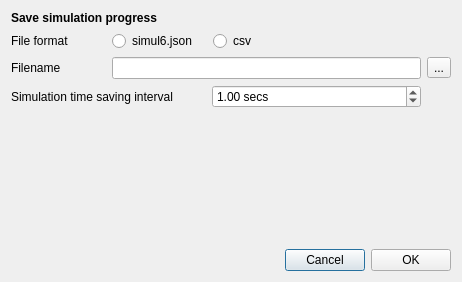
Before: the Qt Designer form src/simulationprogressdialog.ui in hobrasoft/simul6, drawn with Qt 5.
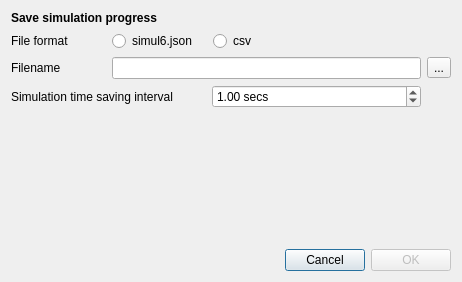
After: the same form once the commit is applied.

```diff
--- a/src/simulationprogressdialog.ui
+++ b/src/simulationprogressdialog.ui
@@ -139,7 +139,10 @@
       </widget>
      </item>
      <item row="0" column="2">
-      <widget class="QPushButton" name="pushButton">
+      <widget class="QPushButton" name="f_accept">
+       <property name="enabled">
+        <bool>false</bool>
+       </property>
        <property name="text">
         <string>OK</string>
        </property>
```
Left out of the diff: 12 changed lines with no effect on the pictures.
